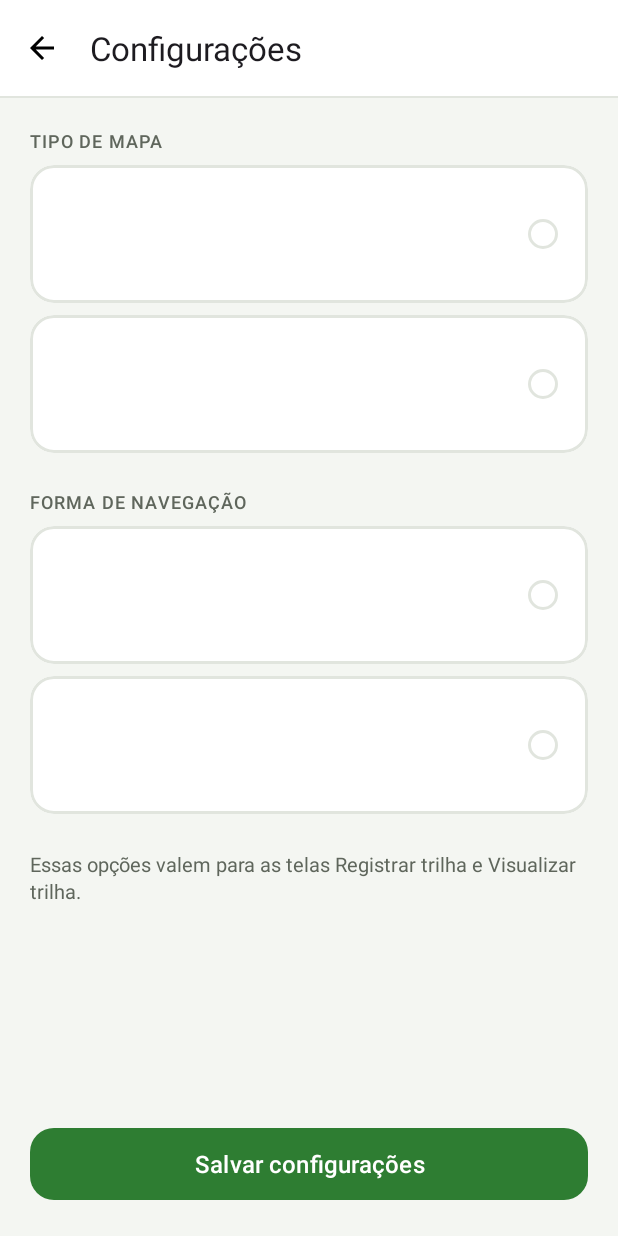
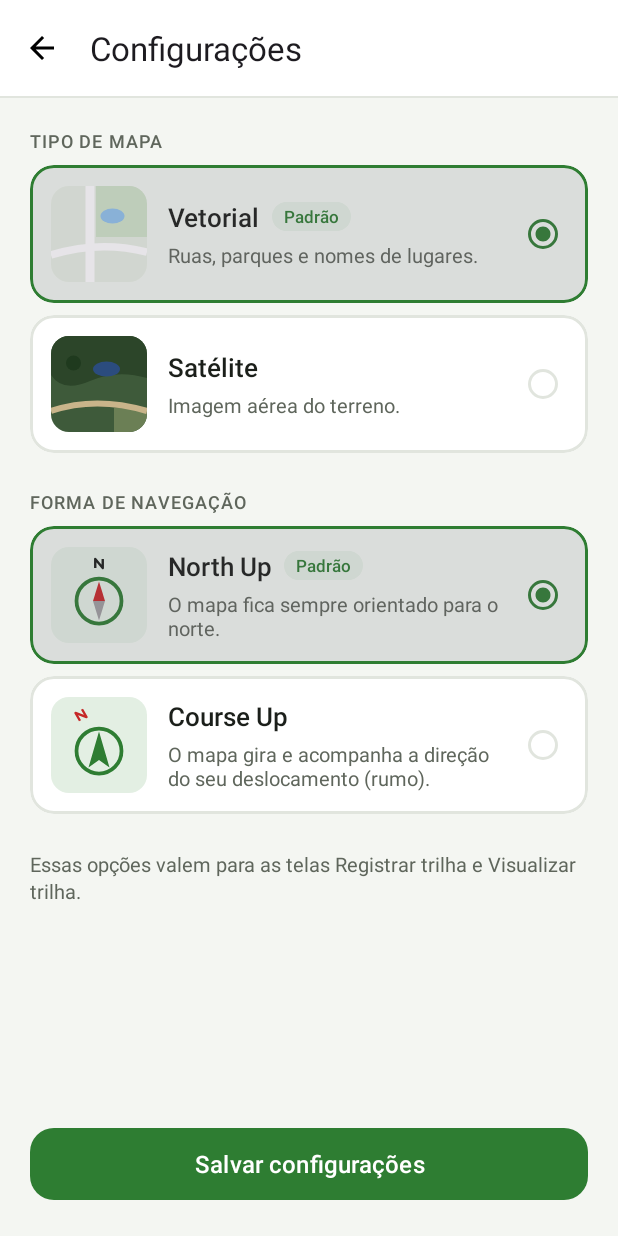
Before and after one commit to ReynanFC/Sistema-Gerenciador-de-Trilha---Mobile, an Android app: the SettingsActivity screen opened directly, with no data from a screen before it, on a phone screen of 412 x 824 dp. Run offline under Robolectric (Android 15) with nearby library versions, the phone set to English and light mode, and no system bars.

Commit message:
feat: load and save settings on the Settings screen (#9)
- Option cards filled with thumbnail, title, description and default badge
- Saved map type and navigation mode are checked when the screen opens
- Save button persists the selection, shows a Toast and closes the screen

Closes #9

```diff
--- a/app/src/main/java/com/reynanfc/sistema_gerenciador_trilha/activities/SettingsActivity.java
+++ b/app/src/main/java/com/reynanfc/sistema_gerenciador_trilha/activities/SettingsActivity.java
@@ -1,16 +1,141 @@
 package com.reynanfc.sistema_gerenciador_trilha.activities;
 
 import android.os.Bundle;
+import android.view.View;
+import android.widget.ImageView;
+import android.widget.TextView;
+import android.widget.Toast;
 
+import androidx.annotation.DrawableRes;
+import androidx.annotation.IdRes;
+import androidx.annotation.StringRes;
 import androidx.appcompat.app.AppCompatActivity;
 
+import com.google.android.material.appbar.MaterialToolbar;
+import com.google.android.material.card.MaterialCardView;
+import com.google.android.material.radiobutton.MaterialRadioButton;
 import com.reynanfc.sistema_gerenciador_trilha.R;
+import com.reynanfc.sistema_gerenciador_trilha.util.SettingsPrefs;
+import com.reynanfc.sistema_gerenciador_trilha.util.SettingsPrefs.MapType;
+import com.reynanfc.sistema_gerenciador_trilha.util.SettingsPrefs.NavigationMode;
 
 public class SettingsActivity extends AppCompatActivity {
+
+    private SettingsPrefs settingsPrefs;
+
+    private MapType selectedMapType;
+    private NavigationMode selectedNavigationMode;
+
+    private MaterialCardView cardMapVector;
+    private MaterialCardView cardMapSatellite;
+    private MaterialCardView cardNorthUp;
+    private MaterialCardView cardCourseUp;
 
     @Override
     protected void onCreate(Bundle savedInstanceState) {
         super.onCreate(savedInstanceState);
         setContentView(R.layout.activity_settings);
+
+        settingsPrefs = new SettingsPrefs(this);
+        selectedMapType = settingsPrefs.getMapType();
+        selectedNavigationMode = settingsPrefs.getNavigationMode();
+
+        setupToolbar();
+        setupOptionCards();
+        setupSaveButton();
+        renderSelection();
+    }
+
+    private void setupToolbar() {
+        MaterialToolbar toolbar = findViewById(R.id.toolbar);
+        toolbar.setNavigationOnClickListener(v -> finish());
+    }
+
+    private void setupOptionCards() {
+        cardMapVector = bindOption(
+                R.id.option_map_vector,
+                R.drawable.thumb_map_vector,
+                R.string.settings_map_vector_title,
+                R.string.settings_map_vector_description,
+                true
+        );
+        cardMapSatellite = bindOption(
+                R.id.option_map_satellite,
+                R.drawable.thumb_map_satellite,
+                R.string.settings_map_satellite_title,
+                R.string.settings_map_satellite_description,
+                false
+        );
+        cardNorthUp = bindOption(
+                R.id.option_north_up,
+                R.drawable.thumb_north_up,
+                R.string.settings_north_up,
+                R.string.settings_north_up_description,
+                true
+        );
+        cardCourseUp = bindOption(
+                R.id.option_course_up,
+                R.drawable.thumb_course_up,
+                R.string.settings_course_up,
+                R.string.settings_course_up_description,
+                false
+        );
+
+        cardMapVector.setOnClickListener(v -> selectMapType(MapType.VECTOR));
+        cardMapSatellite.setOnClickListener(v -> selectMapType(MapType.SATELLITE));
+        cardNorthUp.setOnClickListener(v -> selectNavigationMode(NavigationMode.NORTH_UP));
+        cardCourseUp.setOnClickListener(v -> selectNavigationMode(NavigationMode.COURSE_UP));
+    }
+
+    private MaterialCardView bindOption(@IdRes int cardId,
+                                        @DrawableRes int thumbnailResId,
+                                        @StringRes int titleResId,
+                                        @StringRes int descriptionResId,
+                                        boolean isDefault) {
+        MaterialCardView card = findViewById(cardId);
+
+        ImageView ivThumbnail = card.findViewById(R.id.option_thumbnail);
+        TextView tvTitle = card.findViewById(R.id.option_title);
+        TextView tvDescription = card.findViewById(R.id.option_description);
+        TextView tvBadge = card.findViewById(R.id.option_badge);
+
+        ivThumbnail.setImageResource(thumbnailResId);
+        tvTitle.setText(titleResId);
+        tvDescription.setText(descriptionResId);
+        tvBadge.setVisibility(isDefault ? View.VISIBLE : View.GONE);
+
+        return card;
+    }
+
+    private void selectMapType(MapType mapType) {
+        selectedMapType = mapType;
+        renderSelection();
+    }
+
+    private void selectNavigationMode(NavigationMode navigationMode) {
+        selectedNavigationMode = navigationMode;
+        renderSelection();
+    }
+
+    private void renderSelection() {
+        setOptionChecked(cardMapVector, selectedMapType == MapType.VECTOR);
+        setOptionChecked(cardMapSatellite, selectedMapType == MapType.SATELLITE);
+        setOptionChecked(cardNorthUp, selectedNavigationMode == NavigationMode.NORTH_UP);
+        setOptionChecked(cardCourseUp, selectedNavigationMode == NavigationMode.COURSE_UP);
+    }
+
+    private void setOptionChecked(MaterialCardView card, boolean checked) {
+        card.setChecked(checked);
+        MaterialRadioButton radio = card.findViewById(R.id.option_radio);
+        radio.setChecked(checked);
+    }
+
+    private void setupSaveButton() {
+        findViewById(R.id.button_save).setOnClickListener(v -> {
+            settingsPrefs.setMapType(selectedMapType);
+            settingsPrefs.setNavigationMode(selectedNavigationMode);
+            Toast.makeText(this, R.string.settings_saved, Toast.LENGTH_SHORT).show();
+            finish();
+        });
     }
 }
--- a/app/src/main/java/com/reynanfc/sistema_gerenciador_trilha/util/SettingsPrefs.java
+++ b/app/src/main/java/com/reynanfc/sistema_gerenciador_trilha/util/SettingsPrefs.java
@@ -19,7 +19,6 @@ public class SettingsPrefs {
     private final SharedPreferences prefs;
 
     public SettingsPrefs(Context context) {
-        // Application context: avoids holding a reference to the Activity
         prefs = context.getApplicationContext().getSharedPreferences(PREFS_NAME, Context.MODE_PRIVATE);
     }
 
@@ -39,7 +38,6 @@ public class SettingsPrefs {
         prefs.edit().putString(KEY_NAVIGATION_MODE, navigationMode.name()).apply();
     }
 
-    // Enums are stored by name(); an unknown value (e.g. a renamed constant) falls back to the default
     private <E extends Enum<E>> E readEnum(String key, Class<E> type, E defaultValue) {
         String stored = prefs.getString(key, null);
         if (stored == null) {
--- a/app/src/main/res/values/strings.xml
+++ b/app/src/main/res/values/strings.xml
@@ -38,4 +38,5 @@
     <string name="settings_default_badge">Padrão</string>
     <string name="settings_footnote">Essas opções valem para as telas Registrar trilha e Visualizar trilha.</string>
     <string name="settings_save">Salvar configurações</string>
+    <string name="settings_saved">Configurações salvas</string>
 </resources>
```
